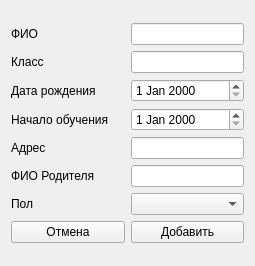
Old version of the form uis/add_edit_student.ui in the repository MichailKon/schoolProjectC.
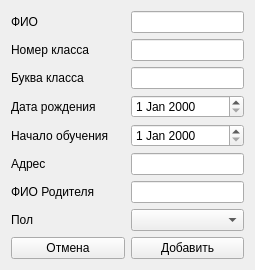
New version of the form.

Commit message: Added view marks Added function to get columns from query Added error windows in add_edit_student

Diff of the .ui file:
```diff
--- a/uis/add_edit_student.ui
+++ b/uis/add_edit_student.ui
@@ -16,17 +16,21 @@
   <layout class="QGridLayout" name="gridLayout_2">
    <item row="0" column="1">
     <layout class="QGridLayout" name="gridLayout">
+     <item row="5" column="0">
+      <widget class="QLabel" name="label_5">
+       <property name="text">
+        <string>Адрес</string>
+       </property>
+      </widget>
+     </item>
+     <item row="6" column="0">
+      <widget class="QLabel" name="label_6">
+       <property name="text">
+        <string>ФИО Родителя</string>
+       </property>
+      </widget>
+     </item>
      <item row="3" column="1">
-      <widget class="QDateEdit" name="dateEdit_startStudy"/>
-     </item>
-     <item row="3" column="0">
-      <widget class="QLabel" name="label_4">
-       <property name="text">
-        <string>Начало обучения</string>
-       </property>
-      </widget>
-     </item>
-     <item row="2" column="1">
       <widget class="QDateEdit" name="dateEdit_birthDate">
        <property name="dateTime">
         <datetime>
@@ -40,33 +44,37 @@
        </property>
       </widget>
      </item>
-     <item row="7" column="0">
-      <widget class="QPushButton" name="btn_cancel">
-       <property name="sizePolicy">
-        <sizepolicy hsizetype="Expanding" vsizetype="Fixed">
-         <horstretch>0</horstretch>
-         <verstretch>0</verstretch>
-        </sizepolicy>
-       </property>
+     <item row="7" column="1">
+      <widget class="QComboBox" name="comboBox_gender"/>
+     </item>
+     <item row="1" column="0">
+      <widget class="QLabel" name="label_2">
        <property name="text">
-        <string>Отмена</string>
+        <string>Номер класса</string>
        </property>
       </widget>
      </item>
-     <item row="0" column="1">
-      <widget class="QLineEdit" name="lineEdit_name"/>
+     <item row="1" column="1">
+      <widget class="QLineEdit" name="lineEdit_classNumber"/>
      </item>
-     <item row="4" column="1">
-      <widget class="QLineEdit" name="lineEdit_address"/>
+     <item row="4" column="0">
+      <widget class="QLabel" name="label_4">
+       <property name="text">
+        <string>Начало обучения</string>
+       </property>
+      </widget>
      </item>
-     <item row="2" column="0">
+     <item row="3" column="0">
       <widget class="QLabel" name="label_3">
        <property name="text">
         <string>Дата рождения</string>
        </property>
       </widget>
      </item>
-     <item row="7" column="1">
+     <item row="5" column="1">
+      <widget class="QLineEdit" name="lineEdit_address"/>
+     </item>
+     <item row="8" column="1">
       <widget class="QPushButton" name="btn_save">
        <property name="sizePolicy">
         <sizepolicy hsizetype="Expanding" vsizetype="Fixed">
@@ -79,25 +87,34 @@
        </property>
       </widget>
      </item>
-     <item row="5" column="1">
-      <widget class="QLineEdit" name="lineEdit_parentName"/>
+     <item row="4" column="1">
+      <widget class="QDateEdit" name="dateEdit_startStudy"/>
      </item>
-     <item row="6" column="0">
+     <item row="8" column="0">
+      <widget class="QPushButton" name="btn_cancel">
+       <property name="sizePolicy">
+        <sizepolicy hsizetype="Expanding" vsizetype="Fixed">
+         <horstretch>0</horstretch>
+         <verstretch>0</verstretch>
+        </sizepolicy>
+       </property>
+       <property name="text">
+        <string>Отмена</string>
+       </property>
+      </widget>
+     </item>
+     <item row="7" column="0">
       <widget class="QLabel" name="label_7">
        <property name="text">
         <string>Пол</string>
        </property>
       </widget>
      </item>
+     <item row="0" column="1">
+      <widget class="QLineEdit" name="lineEdit_name"/>
+     </item>
      <item row="6" column="1">
-      <widget class="QComboBox" name="comboBox_gender"/>
-     </item>
-     <item row="5" column="0">
-      <widget class="QLabel" name="label_6">
-       <property name="text">
-        <string>ФИО Родителя</string>
-       </property>
-      </widget>
+      <widget class="QLineEdit" name="lineEdit_parentName"/>
      </item>
      <item row="0" column="0">
       <widget class="QLabel" name="label">
@@ -106,22 +123,15 @@
        </property>
       </widget>
      </item>
-     <item row="1" column="0">
-      <widget class="QLabel" name="label_2">
+     <item row="2" column="0">
+      <widget class="QLabel" name="label_8">
        <property name="text">
-        <string>Класс</string>
+        <string>Буква класса</string>
        </property>
       </widget>
      </item>
-     <item row="1" column="1">
-      <widget class="QLineEdit" name="lineEdit_class"/>
-     </item>
-     <item row="4" column="0">
-      <widget class="QLabel" name="label_5">
-       <property name="text">
-        <string>Адрес</string>
-       </property>
-      </widget>
+     <item row="2" column="1">
+      <widget class="QLineEdit" name="lineEdit_classLetter"/>
      </item>
     </layout>
    </item>
```
The commit also changes 11 other files.
